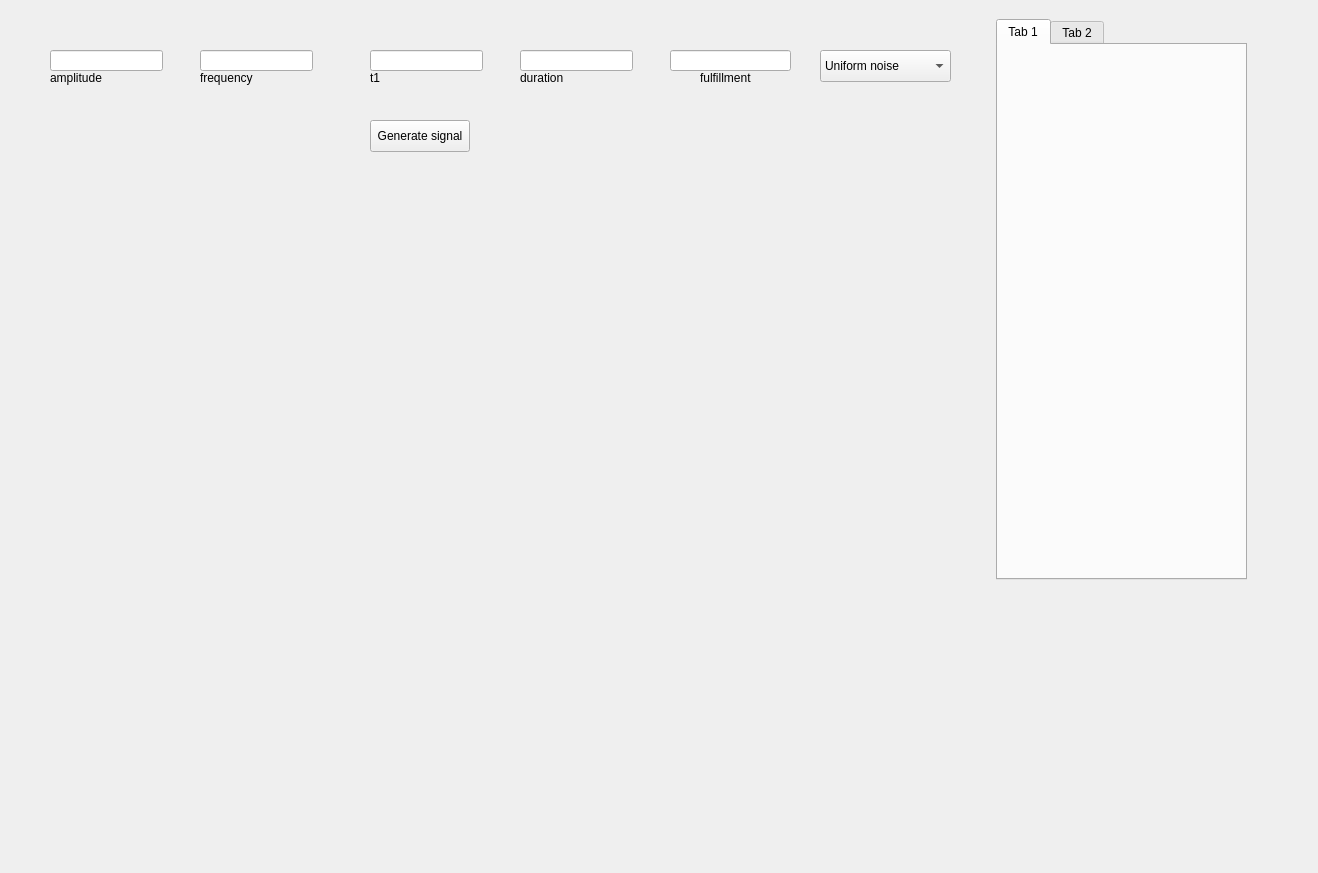
KD377/SusleRepo, file DSP/zad1/form.ui: the form before one commit.
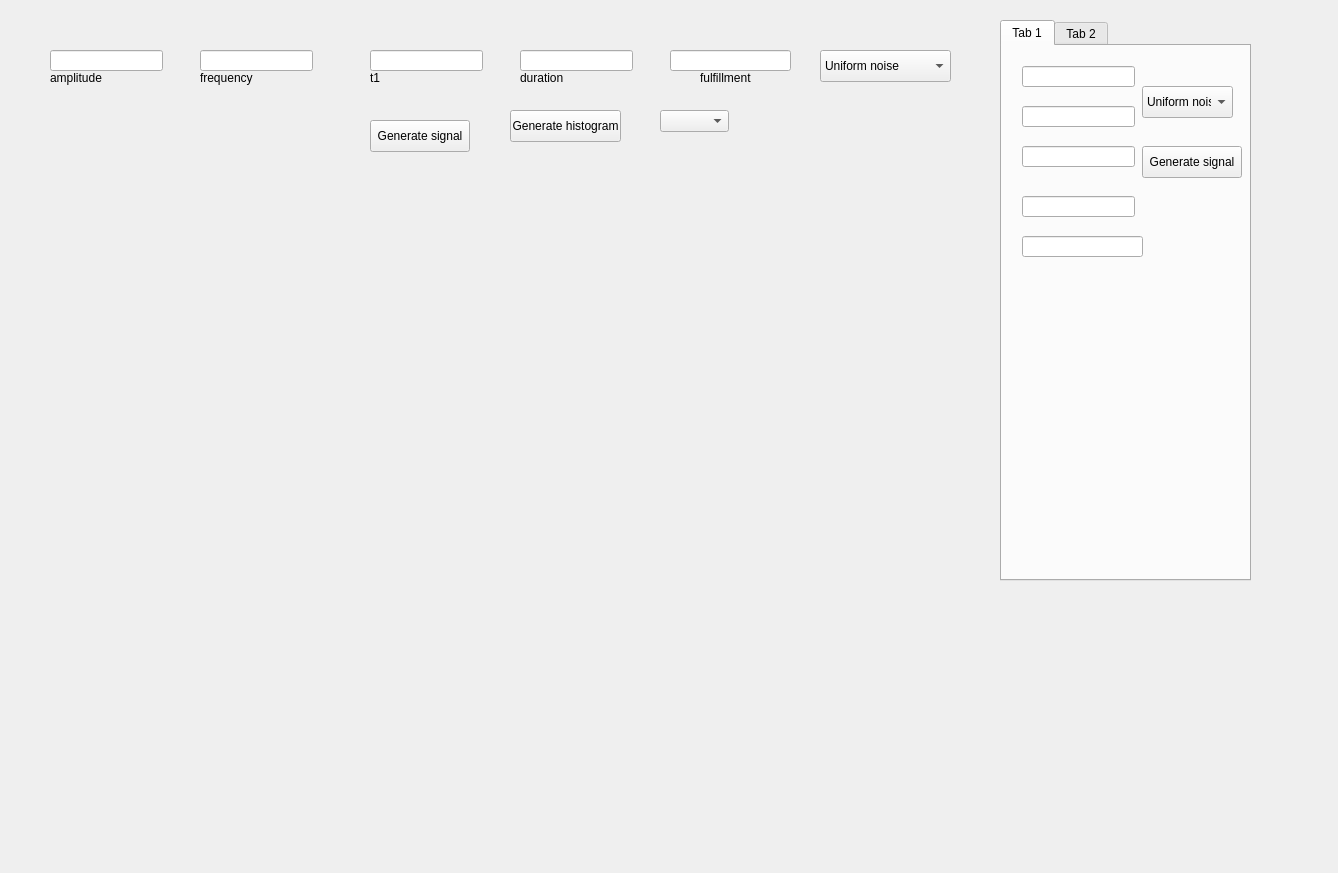
The form after the commit.

Commit message: Histogram implementation added

What changed in the file:
```diff
--- a/DSP/zad1/form.ui
+++ b/DSP/zad1/form.ui
@@ -6,7 +6,7 @@
    <rect>
     <x>0</x>
     <y>0</y>
-    <width>1318</width>
+    <width>1338</width>
     <height>873</height>
    </rect>
   </property>
@@ -17,25 +17,48 @@
    <property name="geometry">
     <rect>
      <x>10</x>
-     <y>10</y>
+     <y>20</y>
      <width>961</width>
-     <height>571</height>
+     <height>831</height>
     </rect>
    </property>
    <layout class="QGridLayout" name="gridLayout">
-    <item row="0" column="0">
+    <item row="0" column="1">
      <widget class="QWidget" name="widget" native="true">
       <widget class="QWidget" name="gridLayoutWidget">
        <property name="geometry">
         <rect>
          <x>110</x>
-         <y>180</y>
+         <y>160</y>
          <width>601</width>
          <height>371</height>
         </rect>
        </property>
        <layout class="QGridLayout" name="gridLayout_3"/>
       </widget>
+      <widget class="QComboBox" name="histogramBinsComboBox">
+       <property name="geometry">
+        <rect>
+         <x>650</x>
+         <y>90</y>
+         <width>69</width>
+         <height>22</height>
+        </rect>
+       </property>
+      </widget>
+      <widget class="QPushButton" name="histogramButton">
+       <property name="geometry">
+        <rect>
+         <x>500</x>
+         <y>90</y>
+         <width>111</width>
+         <height>32</height>
+        </rect>
+       </property>
+       <property name="text">
+        <string>Generate histogram</string>
+       </property>
+      </widget>
      </widget>
     </item>
    </layout>
@@ -216,8 +239,8 @@
   <widget class="QTabWidget" name="tabWidget">
    <property name="geometry">
     <rect>
-     <x>996</x>
-     <y>19</y>
+     <x>1000</x>
+     <y>20</y>
      <width>251</width>
      <height>561</height>
     </rect>
@@ -229,6 +252,114 @@
     <attribute name="title">
      <string>Tab 1</string>
     </attribute>
+    <widget class="QLineEdit" name="lineEdit_6">
+     <property name="geometry">
+      <rect>
+       <x>20</x>
+       <y>20</y>
+       <width>113</width>
+       <height>21</height>
+      </rect>
+     </property>
+    </widget>
+    <widget class="QLineEdit" name="lineEdit_7">
+     <property name="geometry">
+      <rect>
+       <x>20</x>
+       <y>60</y>
+       <width>113</width>
+       <height>21</height>
+      </rect>
+     </property>
+    </widget>
+    <widget class="QLineEdit" name="lineEdit_8">
+     <property name="geometry">
+      <rect>
+       <x>20</x>
+       <y>100</y>
+       <width>113</width>
+       <height>21</height>
+      </rect>
+     </property>
+    </widget>
+    <widget class="QLineEdit" name="lineEdit_9">
+     <property name="geometry">
+      <rect>
+       <x>20</x>
+       <y>150</y>
+       <width>113</width>
+       <height>21</height>
+      </rect>
+     </property>
+    </widget>
+    <widget class="QLineEdit" name="lineEdit_10">
+     <property name="geometry">
+      <rect>
+       <x>20</x>
+       <y>190</y>
+       <width>121</width>
+       <height>21</height>
+      </rect>
+     </property>
+    </widget>
+    <widget class="QPushButton" name="pushButton_2">
+     <property name="geometry">
+      <rect>
+       <x>140</x>
+       <y>100</y>
+       <width>100</width>
+       <height>32</height>
+      </rect>
+     </property>
+     <property name="text">
+      <string>Generate signal</string>
+     </property>
+    </widget>
+    <widget class="QComboBox" name="comboBox_2">
+     <property name="geometry">
+      <rect>
+       <x>140</x>
+       <y>40</y>
+       <width>91</width>
+       <height>32</height>
+      </rect>
+     </property>
+     <item>
+      <property name="text">
+       <string>Uniform noise</string>
+      </property>
+     </item>
+     <item>
+      <property name="text">
+       <string>Gaussian noise</string>
+      </property>
+     </item>
+     <item>
+      <property name="text">
+       <string>Sinus</string>
+      </property>
+     </item>
+     <item>
+      <property name="text">
+       <string>Sinus pol </string>
+      </property>
+     </item>
+     <item>
+      <property name="text">
+       <string>Sinus caly </string>
+      </property>
+     </item>
+     <item>
+      <property name="text">
+       <string>Prostokatny</string>
+      </property>
+     </item>
+     <item>
+      <property name="text">
+       <string>Prostokatny_symetryczny</string>
+      </property>
+     </item>
+    </widget>
    </widget>
    <widget class="QWidget" name="tab_6">
     <attribute name="title">
```
The commit also changes 2 other files.
